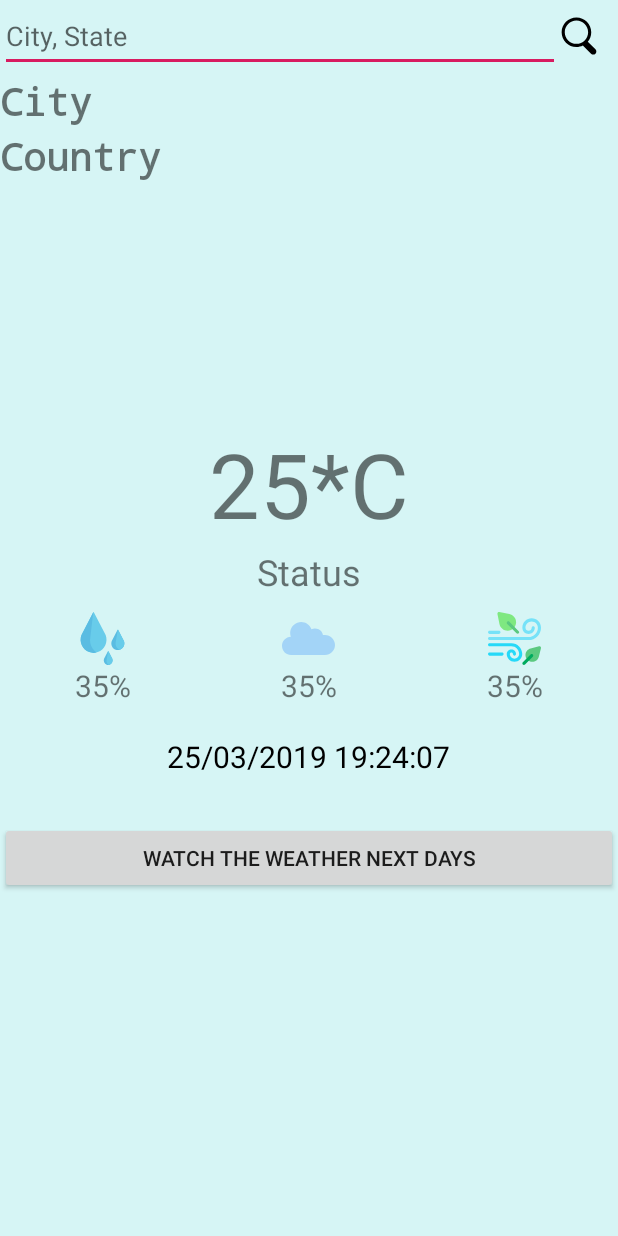
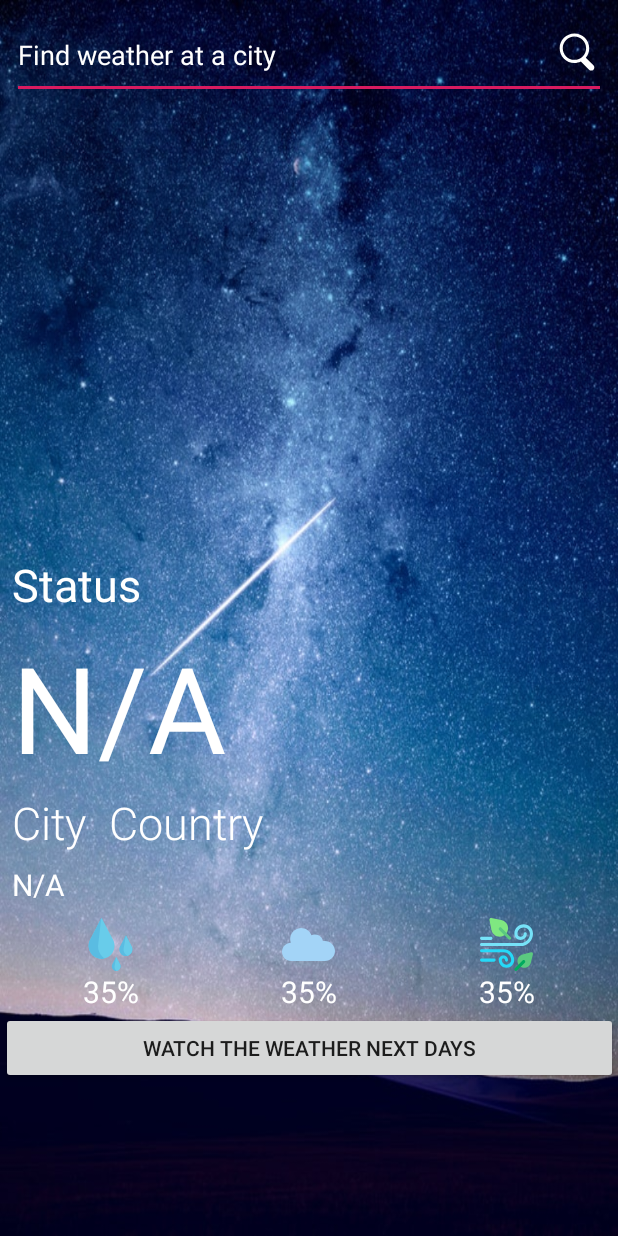
Before and after one commit to dangcoi2010/Android_WeatherAppAPI, an Android app: the screen it shows after launch (MainActivity), on a phone screen of 412 x 824 dp. Run offline under Robolectric (Android 15) with nearby library versions, the phone set to English and light mode, and no system bars; our stand-ins replace Picasso, Volley; network calls fail; pictures from the network do not load.

Commit message:
Initial commit

```diff
--- a/app/build.gradle
+++ b/app/build.gradle
@@ -16,10 +16,11 @@ android {
             proguardFiles getDefaultProguardFile('proguard-android-optimize.txt'), 'proguard-rules.pro'
         }
     }
+    buildToolsVersion '28.0.3'
 }
 
 dependencies {
-    implementation fileTree(dir: 'libs', include: ['*.jar'])
+    implementation fileTree(include: ['*.jar'], dir: 'libs')
     implementation 'com.android.support:appcompat-v7:28.0.0'
     implementation 'com.android.support.constraint:constraint-layout:1.1.3'
     testImplementation 'junit:junit:4.12'
@@ -28,5 +29,4 @@ dependencies {
     implementation 'com.android.volley:volley:1.1.1'
     implementation 'com.squareup.picasso:picasso:2.71828'
     implementation 'com.google.android.gms:play-services-location:11.8.0'
-
 }
--- a/app/src/main/java/com/fptu/haidang/weatherapiapp/CustomAdapter.java
+++ b/app/src/main/java/com/fptu/haidang/weatherapiapp/CustomAdapter.java
@@ -7,7 +7,6 @@ import android.view.ViewGroup;
 import android.widget.BaseAdapter;
 import android.widget.ImageView;
 import android.widget.TextView;
-
 import com.squareup.picasso.Picasso;
 
 
--- a/app/src/main/java/com/fptu/haidang/weatherapiapp/MainActivity.java
+++ b/app/src/main/java/com/fptu/haidang/weatherapiapp/MainActivity.java
@@ -141,7 +141,8 @@ public class MainActivity extends AppCompatActivity {
 
     public void onChangeButtonClicked(View view) {
         Intent intent = new Intent(MainActivity.this, Main2Activity.class);
-        String city = editTextName.getText().toString();
+        String city = (txtCity.getText().toString()).substring(0, txtCity.getText().toString().length()-1);
+        System.out.println(city);
         intent.putExtra("name", city);
         startActivity(intent);
     }
--- a/app/src/main/res/drawable/ic_search.xml
+++ b/app/src/main/res/drawable/ic_search.xml
@@ -1,4 +1,9 @@
-<vector android:height="25dp" android:viewportHeight="1000"
-    android:viewportWidth="1000" android:width="25dp" xmlns:android="http://schemas.android.com/apk/res/android">
-    <path android:fillColor="#FF000000" android:pathData="M932.8,850l-201,-201c56.4,-67.6 90.3,-154.5 90.3,-249.5C822.2,184.2 647.9,10 432.7,10C217.4,10 43.2,184.2 43.2,399.5C43.2,614.7 217.4,789 432.7,789c61.1,0 119,-14.1 170.5,-39.1c3,4.7 6.6,9.1 10.7,13.2l203,203c32,32 84,32 116,0C964.8,934 964.8,882 932.8,850zM125.2,399.5C125.2,229.7 262.9,92 432.7,92s307.5,137.7 307.5,307.5c0,169.8 -137.8,307.5 -307.5,307.5C262.9,707 125.2,569.3 125.2,399.5z"/>
+<vector xmlns:android="http://schemas.android.com/apk/res/android"
+    android:width="25dp"
+    android:height="25dp"
+    android:viewportWidth="1000"
+    android:viewportHeight="1000">
+    <path
+        android:fillColor="#FFF"
+        android:pathData="M932.8,850l-201,-201c56.4,-67.6 90.3,-154.5 90.3,-249.5C822.2,184.2 647.9,10 432.7,10C217.4,10 43.2,184.2 43.2,399.5C43.2,614.7 217.4,789 432.7,789c61.1,0 119,-14.1 170.5,-39.1c3,4.7 6.6,9.1 10.7,13.2l203,203c32,32 84,32 116,0C964.8,934 964.8,882 932.8,850zM125.2,399.5C125.2,229.7 262.9,92 432.7,92s307.5,137.7 307.5,307.5c0,169.8 -137.8,307.5 -307.5,307.5C262.9,707 125.2,569.3 125.2,399.5z" />
 </vector>
--- a/app/src/main/res/layout/activity_main.xml
+++ b/app/src/main/res/layout/activity_main.xml
@@ -4,96 +4,59 @@
     xmlns:tools="http://schemas.android.com/tools"
     android:layout_width="match_parent"
     android:layout_height="match_parent"
-    tools:context=".MainActivity"
+    android:background="@drawable/night_clear"
     android:fitsSystemWindows="true"
-    android:background="#d6f5f5"
-    >
-
-    <LinearLayout
-        android:layout_width="match_parent"
-        android:layout_height="match_parent"
-        android:orientation="vertical"
-        tools:layout_editor_absoluteX="0dp"
-        tools:layout_editor_absoluteY="0dp"
-        >
-
-        <LinearLayout
-            android:layout_width="match_parent"
-            android:layout_height="wrap_content"
-            android:orientation="horizontal">
+    tools:context=".MainActivity">
 
     <EditText
         android:id="@+id/editTextName"
         android:layout_width="match_parent"
-                android:layout_height="match_parent"
+        android:layout_height="58dp"
+        android:layout_marginStart="8dp"
+        android:layout_marginTop="8dp"
+        android:layout_marginEnd="8dp"
         android:layout_weight="1"
         android:ems="10"
-                android:hint="City, State"
-                android:inputType="textPersonName" />
-
-            <Button
-                android:id="@+id/btnSearch"
-                android:layout_width="77dp"
-                android:layout_height="match_parent"
-                android:layout_weight="1"
-                android:drawableStart="@drawable/ic_search"
-                android:background="@null"
-                android:onClick="onSearchButtonClicked" />
-        </LinearLayout>
+        android:hint="Find weather at a city"
+        android:inputType="textPersonName"
+        android:textColor="#fff"
+        android:textColorHint="#fff"
+        app:layout_constraintEnd_toEndOf="parent"
+        app:layout_constraintHorizontal_bias="0.0"
+        app:layout_constraintStart_toStartOf="parent"
+        app:layout_constraintTop_toTopOf="parent"
+        tools:visibility="visible" />
 
     <TextView
-            android:id="@+id/txtCityName"
-            android:layout_width="wrap_content"
-            android:layout_height="wrap_content"
-            android:layout_marginTop="2dp"
-            android:fontFamily="monospace"
-            android:text="City "
-            android:textSize="25dp"
-            android:textStyle="bold" />
-
-        <TextView
-            android:id="@+id/txtCountry"
-            android:layout_width="wrap_content"
-            android:layout_height="wrap_content"
-            android:layout_marginTop="2dp"
-            android:fontFamily="monospace"
-            android:text="Country "
-            android:textSize="25dp"
-            android:textStyle="bold" />
-
-        <ImageView
-            android:id="@+id/imgIcon"
-            android:layout_width="150dp"
-            android:layout_height="150dp"
+        android:id="@+id/txtCurrentTime"
+        android:layout_width="233dp"
+        android:layout_height="28dp"
         android:layout_gravity="center"
-            android:layout_marginTop="5dp" />
-
-        <TextView
-            android:id="@+id/txtTemperature"
-            android:layout_width="wrap_content"
-            android:layout_height="wrap_content"
-            android:layout_gravity="center"
-            android:layout_marginTop="5dp"
-            android:text="25*C"
-            android:textSize="60dp" />
-
-        <TextView
-            android:id="@+id/txtStatus"
-            android:layout_width="wrap_content"
-            android:layout_height="wrap_content"
-            android:layout_gravity="center"
-            android:layout_marginTop="2dp"
-            android:layout_marginBottom="5dp"
-            android:capitalize="characters"
-            android:text="Status"
-            android:textSize="24sp" />
+        android:layout_marginStart="8dp"
+        android:layout_marginTop="7dp"
+        android:layout_marginEnd="8dp"
+        android:text="N/A"
+        android:textColor="@android:color/background_light"
+        android:textSize="20dp"
+        app:layout_constraintEnd_toEndOf="parent"
+        app:layout_constraintHorizontal_bias="0.0"
+        app:layout_constraintStart_toStartOf="parent"
+        app:layout_constraintTop_toBottomOf="@+id/txtCityName"
+        tools:visibility="visible" />
 
     <LinearLayout
-            android:layout_marginTop="5dp"
+        android:id="@+id/linearLayout"
         android:layout_width="match_parent"
         android:layout_height="wrap_content"
+        android:layout_marginStart="8dp"
+        android:layout_marginTop="8dp"
+        android:layout_marginEnd="8dp"
         android:orientation="horizontal"
-            android:weightSum="3">
+        android:weightSum="3"
+        app:layout_constraintEnd_toEndOf="parent"
+        app:layout_constraintHorizontal_bias="0.0"
+        app:layout_constraintStart_toStartOf="parent"
+        app:layout_constraintTop_toBottomOf="@+id/txtCurrentTime">
 
         <LinearLayout
             android:layout_width="0dp"
@@ -105,14 +68,17 @@
             <ImageView
                 android:layout_width="wrap_content"
                 android:layout_height="wrap_content"
-                    android:src="@drawable/ic_humid" />
+                android:src="@drawable/ic_humid"
+                tools:visibility="visible" />
 
             <TextView
                 android:id="@+id/txtHumidity"
                 android:layout_width="wrap_content"
                 android:layout_height="wrap_content"
                 android:text="35%"
-                    android:textSize="20dp" />
+                android:textColor="#fff"
+                android:textSize="20dp"
+                tools:visibility="visible" />
         </LinearLayout>
 
         <LinearLayout
@@ -125,14 +91,17 @@
             <ImageView
                 android:layout_width="wrap_content"
                 android:layout_height="wrap_content"
-                    android:src="@drawable/ic_cloud" />
+                android:src="@drawable/ic_cloud"
+                tools:visibility="visible" />
 
             <TextView
                 android:id="@+id/txtCloudy"
                 android:layout_width="wrap_content"
                 android:layout_height="wrap_content"
                 android:text="35%"
-                    android:textSize="20dp" />
+                android:textColor="#fff"
+                android:textSize="20dp"
+                tools:visibility="visible" />
         </LinearLayout>
 
         <LinearLayout
@@ -145,33 +114,141 @@
             <ImageView
                 android:layout_width="wrap_content"
                 android:layout_height="wrap_content"
-                    android:src="@drawable/ic_windy" />
+                android:src="@drawable/ic_windy"
+                tools:visibility="visible" />
 
             <TextView
                 android:id="@+id/txtWindy"
                 android:layout_width="wrap_content"
                 android:layout_height="wrap_content"
                 android:text="35%"
-                    android:textSize="20dp" />
+                android:textColor="#fff"
+                android:textSize="20dp"
+                tools:visibility="visible" />
         </LinearLayout>
     </LinearLayout>
 
     <TextView
-            android:id="@+id/txtCurrentTime"
+        android:id="@+id/txtCountry"
+        android:layout_width="wrap_content"
+        android:layout_height="wrap_content"
+        android:layout_marginStart="8dp"
+        android:layout_marginTop="12dp"
+        android:layout_marginEnd="8dp"
+        android:fontFamily="sans-serif-light"
+        android:text="Country "
+        android:textAppearance="@style/TextAppearance.AppCompat.Title"
+        android:textColor="#fff"
+        android:textSize="30sp"
+        app:layout_constraintEnd_toEndOf="parent"
+        app:layout_constraintHorizontal_bias="0.0"
+        app:layout_constraintStart_toEndOf="@+id/txtCityName"
+        app:layout_constraintTop_toBottomOf="@+id/txtTemperature"
+        tools:visibility="visible" />
+
+    <Button
+        android:id="@+id/btnNextDays"
+        android:layout_width="411dp"
+        android:layout_height="wrap_content"
+        android:layout_marginStart="8dp"
+        android:layout_marginEnd="8dp"
+        android:layout_marginBottom="8dp"
+        android:baselineAligned="false"
+        android:onClick="onChangeButtonClicked"
+        android:text="Watch the weather next days"
+        app:layout_constraintBottom_toBottomOf="parent"
+        app:layout_constraintEnd_toEndOf="parent"
+        app:layout_constraintStart_toStartOf="parent"
+        app:layout_constraintTop_toBottomOf="@+id/linearLayout"
+        app:layout_constraintVertical_bias="0.0" />
+
+    <TextView
+        android:id="@+id/txtStatus"
         android:layout_width="wrap_content"
         android:layout_height="wrap_content"
         android:layout_gravity="center"
-            android:layout_marginTop="20dp"
-            android:text="25/03/2019 19:24:07"
-            android:textColor="@android:color/black"
-            android:textSize="20dp" />
+        android:layout_marginStart="8dp"
+        android:layout_marginTop="8dp"
+        android:layout_marginEnd="8dp"
+        android:capitalize="characters"
+        android:text="Status"
+        android:textColor="#fff"
+        android:textSize="30sp"
+        app:layout_constraintEnd_toEndOf="parent"
+        app:layout_constraintHorizontal_bias="0.0"
+        app:layout_constraintStart_toStartOf="parent"
+        app:layout_constraintTop_toBottomOf="@+id/imgIcon"
+        tools:visibility="visible" />
+
+    <TextView
+        android:id="@+id/txtTemperature"
+        android:layout_width="205dp"
+        android:layout_height="98dp"
+        android:layout_gravity="center"
+        android:layout_marginStart="8dp"
+        android:layout_marginTop="8dp"
+        android:layout_marginEnd="8dp"
+        android:text="N/A"
+        android:textColor="#fff"
+        android:textSize="80dp"
+        app:layout_constraintEnd_toEndOf="parent"
+        app:layout_constraintHorizontal_bias="0.0"
+        app:layout_constraintStart_toStartOf="parent"
+        app:layout_constraintTop_toBottomOf="@+id/txtStatus"
+        tools:visibility="visible" />
+
+    <TextView
+        android:id="@+id/txtCityName"
+        android:layout_width="wrap_content"
+        android:layout_height="wrap_content"
+        android:layout_marginStart="8dp"
+        android:layout_marginTop="12dp"
+        android:layout_marginEnd="8dp"
+        android:fontFamily="sans-serif-light"
+        android:text="City "
+        android:textColor="#fff"
+        android:textSize="30sp"
+        android:textStyle="normal"
+        app:layout_constraintEnd_toEndOf="parent"
+        app:layout_constraintHorizontal_bias="0.0"
+        app:layout_constraintStart_toStartOf="parent"
+        app:layout_constraintTop_toBottomOf="@+id/txtTemperature"
+        tools:visibility="visible" />
 
     <Button
-            android:id="@+id/btnNextDays"
-            android:layout_width="match_parent"
-            android:layout_height="wrap_content"
-            android:layout_marginTop="30dp"
-            android:onClick="onChangeButtonClicked"
-            android:text="Watch the weather next days" />
-    </LinearLayout>
+        android:id="@+id/btnSearch"
+        android:layout_width="32dp"
+        android:layout_height="49dp"
+        android:layout_marginStart="8dp"
+        android:layout_marginTop="8dp"
+        android:layout_marginEnd="8dp"
+        android:layout_marginBottom="8dp"
+        android:layout_weight="1"
+        android:background="@null"
+        android:drawableStart="@drawable/ic_search"
+        android:onClick="onSearchButtonClicked"
+        android:shadowColor="#fff"
+        android:textColor="#fff"
+        android:textColorHint="#fff"
+        app:layout_constraintBottom_toTopOf="@+id/imgIcon"
+        app:layout_constraintEnd_toEndOf="parent"
+        app:layout_constraintHorizontal_bias="1.0"
+        app:layout_constraintStart_toStartOf="@+id/editTextName"
+        app:layout_constraintTop_toTopOf="@+id/editTextName"
+        app:layout_constraintVertical_bias="1.0"
+        tools:visibility="visible" />
+
+    <ImageView
+        android:id="@+id/imgIcon"
+        android:layout_width="395dp"
+        android:layout_height="294dp"
+        android:layout_gravity="center"
+        android:layout_marginStart="8dp"
+        android:layout_marginTop="1dp"
+        android:layout_marginEnd="8dp"
+        app:layout_constraintEnd_toEndOf="parent"
+        app:layout_constraintStart_toStartOf="parent"
+        app:layout_constraintTop_toBottomOf="@+id/editTextName"
+        tools:visibility="visible" />
+
 </android.support.constraint.ConstraintLayout>
--- a/build.gradle
+++ b/build.gradle
@@ -7,7 +7,7 @@ buildscript {
 
     }
     dependencies {
-        classpath 'com.android.tools.build:gradle:3.3.1'
+        classpath 'com.android.tools.build:gradle:3.3.2'
 
         // NOTE: Do not place your application dependencies here; they belong
         // in the individual module build.gradle files
```
Also changed, not shown: app/src/main/res/drawable/night_clear.jpg (added). Lines whose indentation alone changed are shown as unchanged.
